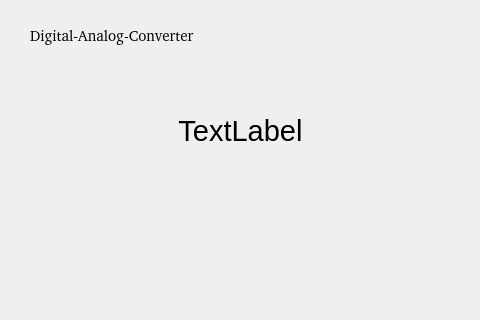
Above: raspidac/GUI/spdifwindow.ui from Floo/RaspiDAC before the change. Below: the same form after it.
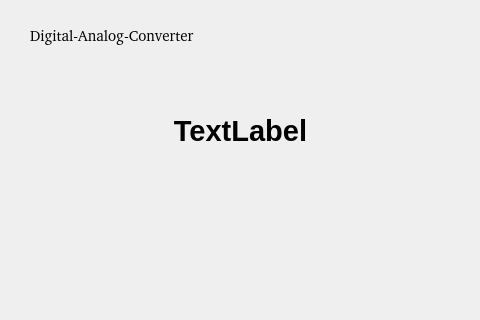
That is the form after the change. Icons and pictures are not drawn.

What changed in the file:
```diff
--- a/raspidac/GUI/spdifwindow.ui
+++ b/raspidac/GUI/spdifwindow.ui
@@ -44,6 +44,8 @@
    <property name="font">
     <font>
      <pointsize>22</pointsize>
+     <weight>75</weight>
+     <bold>true</bold>
     </font>
    </property>
    <property name="text">
```
Left out of the diff: 23 changed lines with no effect on the pictures.
